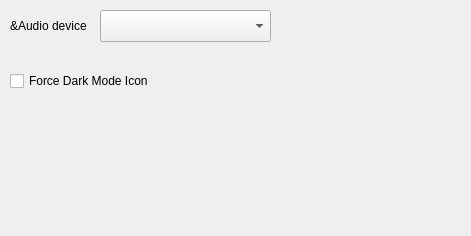
Before: the Qt Designer form src/settingsdialog.ui in MartinHignett/SongDetector, drawn with Qt 5.
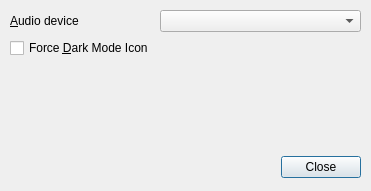
After: the same form once the commit is applied.

Commit message: Tidies up the settings dialog and fixes a few minor settings bugs.

What changed in the file:
```diff
--- a/src/settingsdialog.ui
+++ b/src/settingsdialog.ui
@@ -6,50 +6,59 @@
    <rect>
     <x>0</x>
     <y>0</y>
-    <width>471</width>
-    <height>236</height>
+    <width>371</width>
+    <height>191</height>
    </rect>
   </property>
   <property name="windowTitle">
    <string>SongDetector Settings</string>
   </property>
-  <widget class="QCheckBox" name="darkModeIcon">
+  <widget class="QWidget" name="formLayoutWidget">
    <property name="geometry">
     <rect>
      <x>10</x>
-     <y>70</y>
-     <width>171</width>
-     <height>22</height>
+     <y>10</y>
+     <width>351</width>
+     <height>131</height>
     </rect>
    </property>
-   <property name="text">
-    <string>Force Dark Mode Icon</string>
-   </property>
-   <property name="tristate">
-    <bool>false</bool>
-   </property>
+   <layout class="QFormLayout" name="formLayout">
+    <item row="0" column="0">
+     <widget class="QLabel" name="audioDeviceLabel">
+      <property name="text">
+       <string>&amp;Audio device</string>
+      </property>
+      <property name="buddy">
+       <cstring>audioDeviceCombo</cstring>
+      </property>
+     </widget>
+    </item>
+    <item row="0" column="1">
+     <widget class="QComboBox" name="audioDeviceCombo"/>
+    </item>
+    <item row="1" column="0">
+     <widget class="QCheckBox" name="darkModeIcon">
+      <property name="text">
+       <string>Force &amp;Dark Mode Icon</string>
+      </property>
+      <property name="tristate">
+       <bool>false</bool>
+      </property>
+     </widget>
+    </item>
+   </layout>
   </widget>
-  <widget class="QLabel" name="audioDeviceLabel">
+  <widget class="QDialogButtonBox" name="buttonBox">
    <property name="geometry">
     <rect>
      <x>10</x>
-     <y>10</y>
-     <width>78</width>
-     <height>31</height>
+     <y>150</y>
+     <width>351</width>
+     <height>34</height>
     </rect>
    </property>
-   <property name="text">
-    <string>&amp;Audio device</string>
-   </property>
-  </widget>
-  <widget class="QComboBox" name="audioDeviceCombo">
-   <property name="geometry">
-    <rect>
-     <x>100</x>
-     <y>10</y>
-     <width>171</width>
-     <height>32</height>
-    </rect>
+   <property name="standardButtons">
+    <set>QDialogButtonBox::StandardButton::Close</set>
    </property>
   </widget>
  </widget>
```
Left out of the diff: 4 changed lines with no effect on the pictures. The commit also changes 7 other files.
